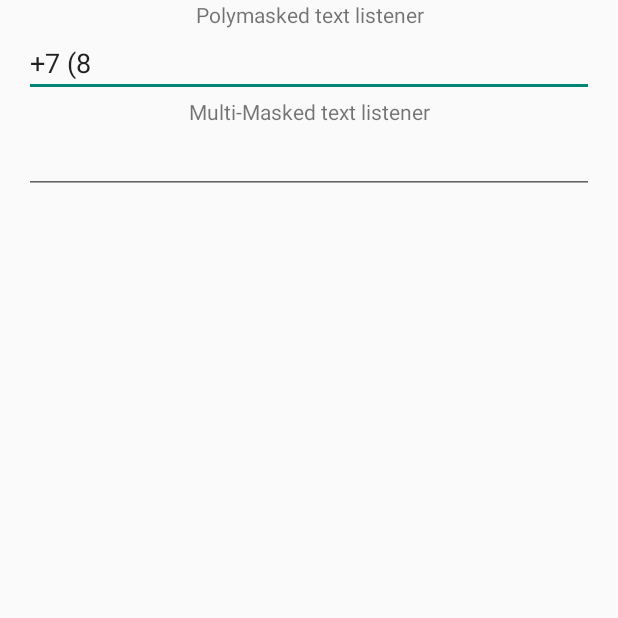
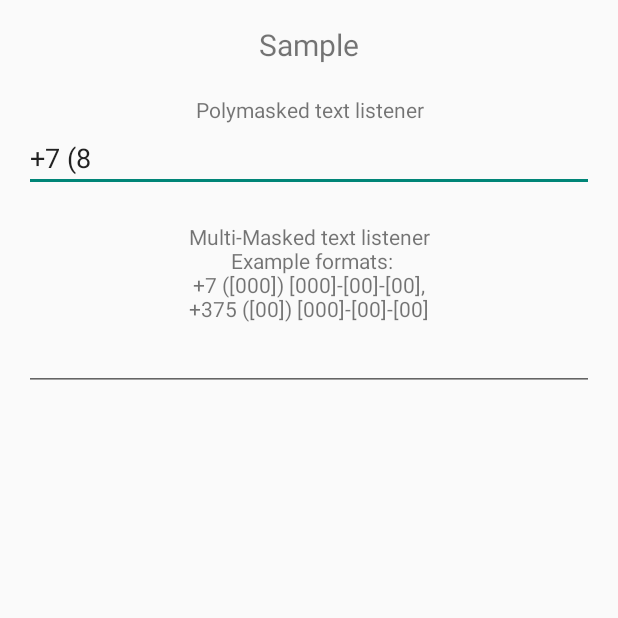
Before and after one commit to RedMadRobot/input-mask-android, an Android app: the screen it shows after launch (MainActivity), on a phone screen of 412 x 824 dp, the top half of it. Run offline under Robolectric (Android 15) with nearby library versions, the phone set to English and light mode, and no system bars.

Commit message:
Little refactoring

```diff
--- a/app/src/main/java/com/redmadrobot/sample/MainActivity.java
+++ b/app/src/main/java/com/redmadrobot/sample/MainActivity.java
@@ -1,7 +1,7 @@
 package com.redmadrobot.sample;
 
 import com.redmadrobot.inputmask.MaskedTextChangedListener;
-import com.redmadrobot.inputmask.MultiMaskedTextChangedListener;
+import com.redmadrobot.inputmask.MultiPhoneMaskedTextChangedListener;
 import com.redmadrobot.inputmask.PolyMaskTextChangedListener;
 
 import android.app.Activity;
@@ -56,11 +56,9 @@ public final class MainActivity extends Activity {
         formats.put(7, "+7 ([000]) [000]-[00]-[00]");
         formats.put(375, "+3[00] ([00]) [000]-[00]-[00]");
 
-        final MaskedTextChangedListener multilistener = new MultiMaskedTextChangedListener(
-                multiText,
-                null,
-                formats
-        );
+        final MaskedTextChangedListener multilistener = new MultiPhoneMaskedTextChangedListener(
+                formats, multiText,
+                null);
 
         multiText.addTextChangedListener(multilistener);
 
--- a/app/src/main/res/layout/activity_main.xml
+++ b/app/src/main/res/layout/activity_main.xml
@@ -1,34 +1,42 @@
 <?xml version="1.0" encoding="utf-8"?>
 <LinearLayout xmlns:android="http://schemas.android.com/apk/res/android"
-    android:orientation="vertical"
-    android:layout_width="match_parent"
-    android:layout_height="match_parent"
-    android:paddingStart="16dp"
-    android:paddingEnd="16dp">
+              android:layout_width="match_parent"
+              android:layout_height="match_parent"
+              android:orientation="vertical"
+              android:padding="16dp">
+
+    <TextView
+        android:textSize="20sp"
+        android:layout_width="match_parent"
+        android:layout_height="wrap_content"
+        android:gravity="center"
+        android:text="Sample"/>
 
     <TextView
         android:layout_width="match_parent"
         android:layout_height="wrap_content"
+        android:layout_marginTop="20dp"
         android:gravity="center"
         android:text="@string/polymasked_label"/>
 
     <EditText
         android:id="@+id/polymasked_et"
         android:layout_width="match_parent"
-        android:inputType="phone"
-        android:layout_height="wrap_content" />
+        android:layout_height="wrap_content"
+        android:inputType="phone"/>
 
     <TextView
-        android:gravity="center"
         android:layout_width="match_parent"
         android:layout_height="wrap_content"
+        android:layout_marginTop="20dp"
+        android:gravity="center"
         android:text="@string/multimasked_label"/>
 
     <EditText
         android:id="@+id/multimasked_et"
         android:layout_width="match_parent"
-        android:inputType="phone"
-        android:layout_height="wrap_content" />
+        android:layout_height="wrap_content"
+        android:inputType="phone"/>
 
 
 </LinearLayout>
--- a/app/src/main/res/values/strings.xml
+++ b/app/src/main/res/values/strings.xml
@@ -1,5 +1,5 @@
 <resources>
     <string name="app_name">InputMask</string>
     <string name="polymasked_label">Polymasked text listener</string>
-    <string name="multimasked_label">Multi-Masked text listener</string>
+    <string name="multimasked_label">Multi-Masked text listener\n Example formats:\n+7 ([000]) [000]-[00]-[00],\n+375 ([00]) [000]-[00]-[00]</string>
 </resources>
--- a/inputmask/src/main/kotlin/com/redmadrobot/inputmask/MaskedTextChangedListener.kt
+++ b/inputmask/src/main/kotlin/com/redmadrobot/inputmask/MaskedTextChangedListener.kt
@@ -13,12 +13,12 @@ import java.lang.ref.WeakReference
  *
  * Created by taflanidi on 30.08.16.
  */
-open class MaskedTextChangedListener(
+open class MaskedTextChangedListener @JvmOverloads constructor(
         format: String,
-        autocomplete: Boolean,
+        autocomplete: Boolean = true,
         field: EditText,
-        listener: TextWatcher?,
-        valueListener: ValueListener?
+        listener: TextWatcher? = null,
+        valueListener: ValueListener? = null
 ) : TextWatcher, View.OnFocusChangeListener {
 
     interface ValueListener {
--- a/inputmask/src/main/kotlin/com/redmadrobot/inputmask/MultiMaskTextChagedListener.kt
+++ b/inputmask/src/main/kotlin/com/redmadrobot/inputmask/MultiMaskTextChagedListener.kt
@@ -5,15 +5,18 @@ import android.widget.EditText
 import com.redmadrobot.inputmask.helper.Mask
 
 /**
+ *
  * @author aleien on 14.09.17.
  */
-class MultiMaskedTextChangedListener(input: EditText, listener: TextWatcher?, formats: Map<Int, String>) : MaskedTextChangedListener("+7 ([000]) [000]-[00]-[00]",
-        true, input,
-        listener, null) {
 
-    private val maskPlusANY: Mask = Mask.getOrCreate("+[000000000000000]")
-    private val maskANY = Mask.getOrCreate("[000000000000000]")
-    private val masks: Map<Int, Mask> = formats.mapValues { entry -> Mask.getOrCreate(entry.value) }. plus('+'.toInt() to maskPlusANY)
+class MultiPhoneMaskedTextChangedListener @JvmOverloads constructor(formats: Map<Int, String>,
+       input: EditText, listener: TextWatcher?, autocomplete: Boolean = true, valueListener: ValueListener? = null) :
+        MaskedTextChangedListener(DEFAULT_PLUS, autocomplete, input, listener, valueListener) {
+
+    private val maskPlusDefault: Mask = Mask.getOrCreate(DEFAULT_PLUS)
+    private val maskDefault = Mask.getOrCreate(DEFAULT_DIGITS)
+
+    private val masks: Map<Int, Mask> = formats.mapValues { entry -> Mask.getOrCreate(entry.value) }
 
     private fun CharSequence.firstDigitsAre(i: Int): Boolean {
         if (this.isBlank()) return false
@@ -24,7 +27,8 @@ class MultiMaskedTextChangedListener(input: EditText, listener: TextWatcher?, fo
 
 
     override fun onTextChanged(text: CharSequence, cursorPosition: Int, before: Int, count: Int) {
-        mask = if (text.startsWith('+')) maskPlusANY else maskANY
+        mask = if (text.startsWith(PLUS_CHAR)) maskPlusDefault else maskDefault
+
         // we shouldn't use masks.forEach here, because it'll crash on sdk < 19
         for ((key, value) in masks) {
             if (text.firstDigitsAre(key)) {
@@ -36,3 +40,7 @@ class MultiMaskedTextChangedListener(input: EditText, listener: TextWatcher?, fo
         super.onTextChanged(text, cursorPosition, before, count)
     }
 }
+
+const val DEFAULT_PLUS = "+[000000000000000]"
+const val DEFAULT_DIGITS = "[000000000000000]"
+const val PLUS_CHAR = '+'
```
